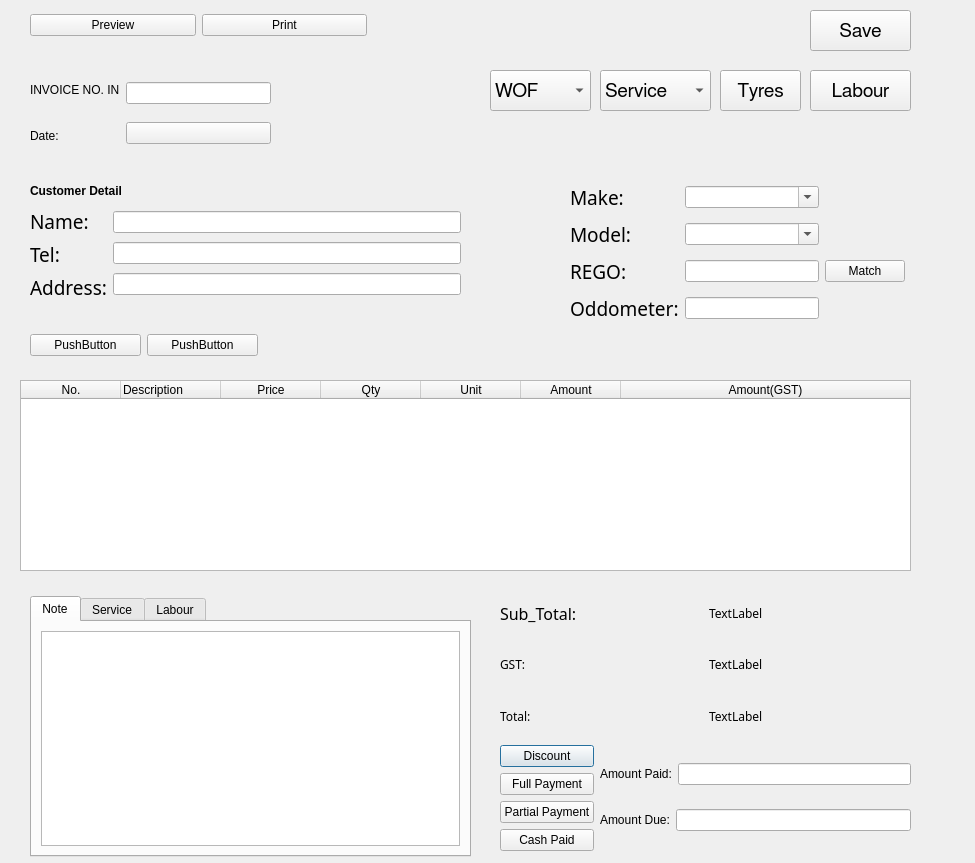
Qt form new_start/UI_File/Add.ui (maximustann/Bing_project) before a commit.
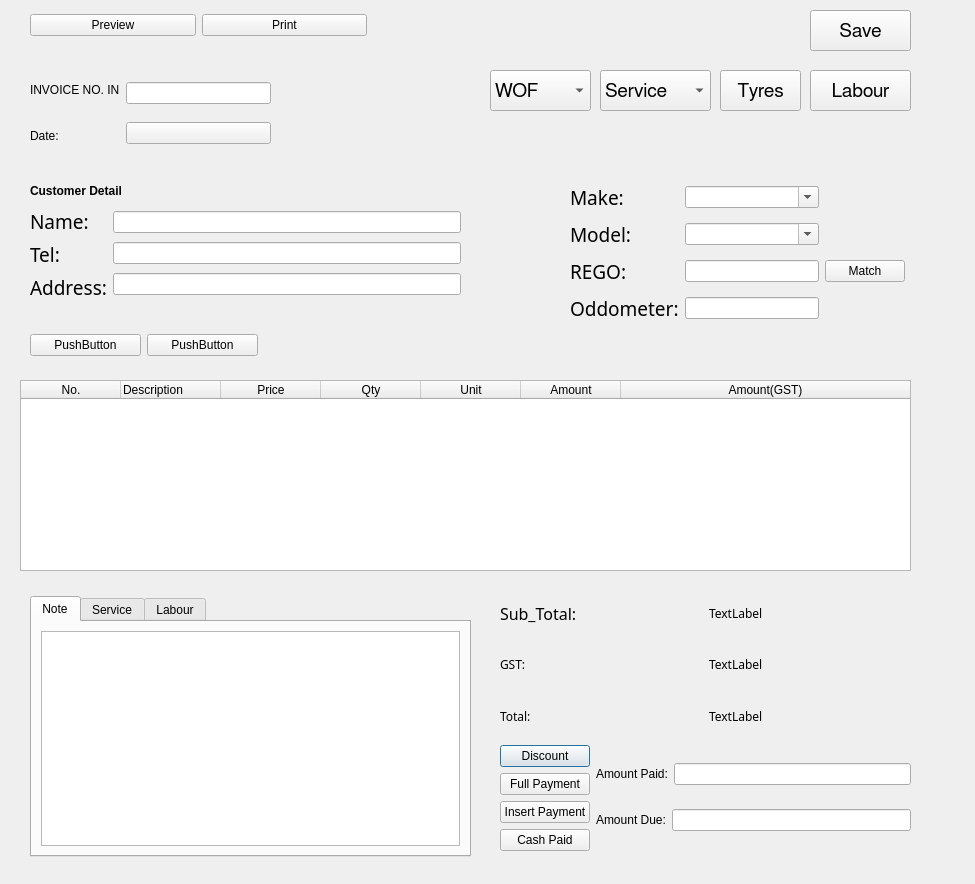
The same form after that commit.

Commit message: update delete button and a few questions

```diff
--- a/new_start/UI_File/Add.ui
+++ b/new_start/UI_File/Add.ui
@@ -7,7 +7,7 @@
     <x>0</x>
     <y>0</y>
     <width>975</width>
-    <height>863</height>
+    <height>884</height>
    </rect>
   </property>
   <property name="windowTitle">
@@ -129,7 +129,7 @@
         <item>
          <widget class="QPushButton" name="pushButton_15">
           <property name="text">
-           <string>Partial Payment</string>
+           <string>Insert Payment</string>
           </property>
          </widget>
         </item>
```
The commit also changes 5 other files.
